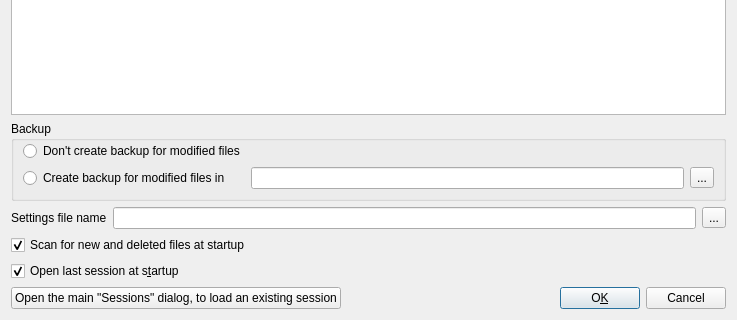
Old version of the form src/SessionEditor.ui in the repository mciobanu/mp3diags; both pictures show x 0 to 737 and y 246 to 566 of the 737 by 566 pixel window.
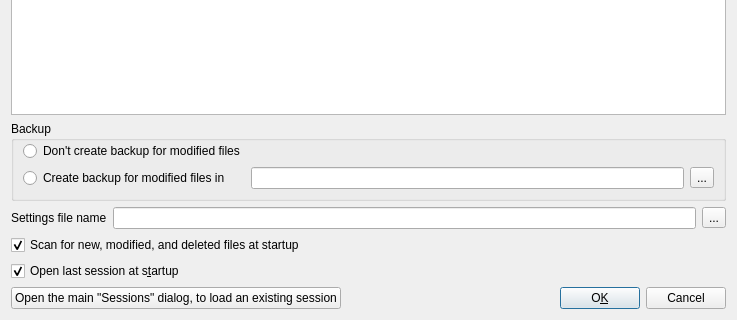
New version of the form.

Diff of the .ui file:
```diff
--- a/src/SessionEditor.ui
+++ b/src/SessionEditor.ui
@@ -91,7 +91,7 @@
    <item>
     <widget class="QCheckBox" name="m_pScanAtStartupCkB" >
      <property name="text" >
-      <string>Scan for new and deleted files at startup</string>
+      <string>Scan for new, modified, and deleted files at startup</string>
      </property>
      <property name="checked" >
       <bool>true</bool>
```
